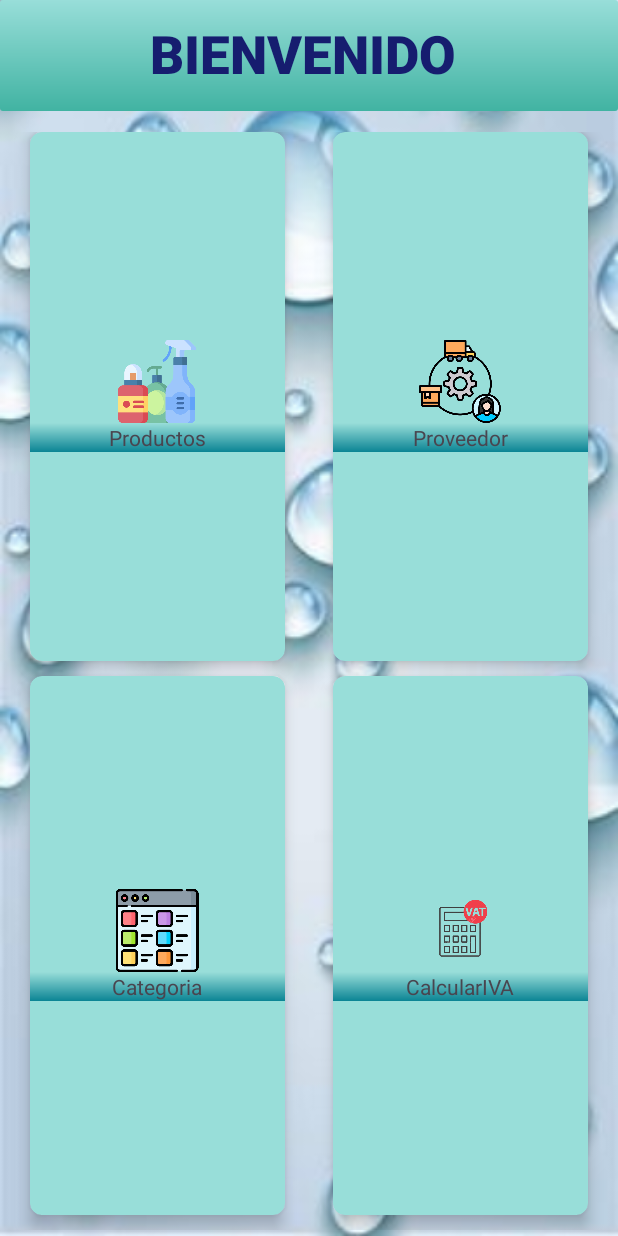
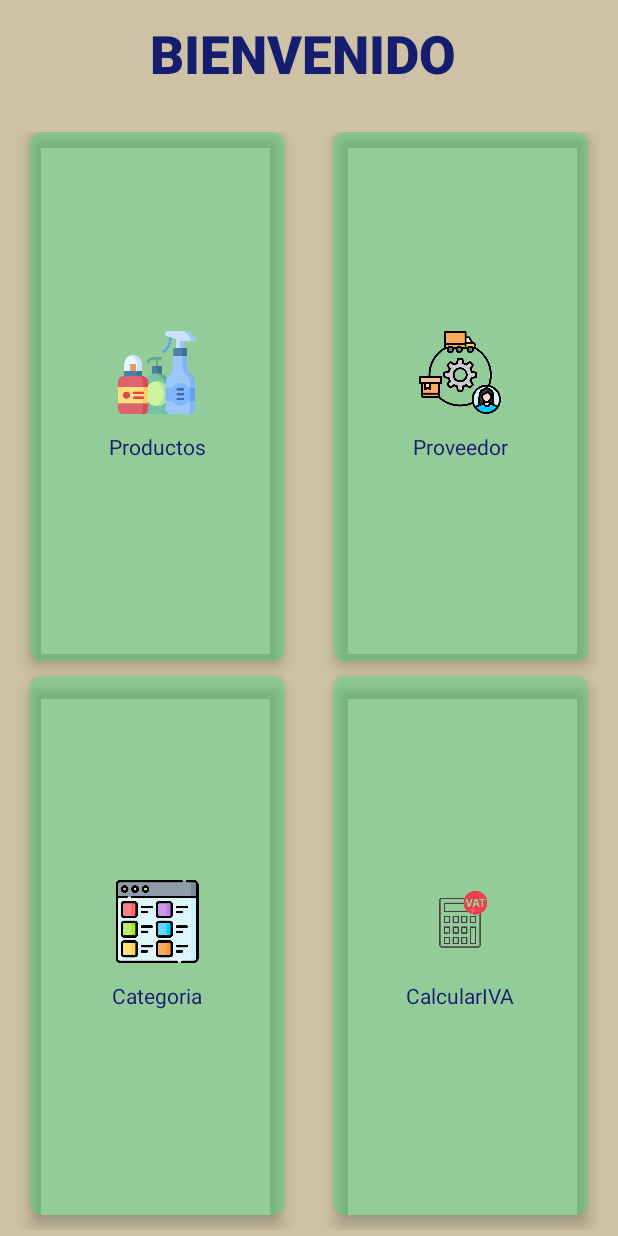
Before and after one commit to shinshini/practicaAndroidLeonor, an Android app: the Home screen opened directly, with no data from a screen before it, on a phone screen of 412 x 824 dp. Run offline under Robolectric (Android 15) with nearby library versions, the phone set to English and light mode, and no system bars.

Commit message:
se modifico el diseño

```diff
--- a/app/src/main/res/layout/activity_calcular_iva.xml
+++ b/app/src/main/res/layout/activity_calcular_iva.xml
@@ -5,7 +5,7 @@
     android:id="@+id/main"
     android:layout_width="match_parent"
     android:layout_height="match_parent"
-    android:background="@drawable/fondo2"
+    android:background="@color/color4"
     tools:context=".CalcularIVA">
 
     <LinearLayout
@@ -26,6 +26,8 @@
             android:layout_height="wrap_content"
             android:fontFamily="sans-serif-black"
             android:text="Calcular IVA de producto"
+            android:textAlignment="center"
+            android:textColor="@color/color1"
             android:textSize="25dp" />
 
         <com.google.android.material.textfield.TextInputLayout
--- a/app/src/main/res/layout/activity_categoria.xml
+++ b/app/src/main/res/layout/activity_categoria.xml
@@ -5,7 +5,7 @@
     android:id="@+id/main"
     android:layout_width="match_parent"
     android:layout_height="match_parent"
-    android:background="@drawable/fondo2"
+
     tools:context=".Categoria">
 
 
--- a/app/src/main/res/layout/activity_home.xml
+++ b/app/src/main/res/layout/activity_home.xml
@@ -4,7 +4,7 @@
     xmlns:app="http://schemas.android.com/apk/res-auto"
     xmlns:tools="http://schemas.android.com/tools"
     android:id="@+id/main"
-    android:background="@drawable/fondo"
+    android:background="@color/color7"
     android:layout_width="match_parent"
     android:layout_height="match_parent"
     tools:context=".Home">
@@ -20,8 +20,7 @@
         android:text="BIENVENIDO "
         android:textAlignment="center"
         android:textSize="35sp"
-        android:background="@drawable/caja2"
-        app:backgroundTint="@null"
+
         android:textColor="@color/color1"
         app:layout_constraintBottom_toBottomOf="parent"
         app:layout_constraintHorizontal_bias="0.5"
@@ -58,11 +57,9 @@
             android:layout_height="260dp"
             android:layout_marginLeft="16dp"
             android:layout_marginRight="16dp"
-            android:background="@drawable/card"
-            app:backgroundTint="@null"
             android:layout_marginBottom="10dp"
-            android:backgroundTint="@color/color3"
-            android:foreground="?selectableItemBackground"
+
+            app:cardBackgroundColor="#4800E676"
             app:cardCornerRadius="8dp"
             app:cardElevation="6dp"
             app:layout_columnWeight="1"
@@ -80,6 +77,7 @@
                     android:layout_width="60dp"
                     android:layout_height="55dp"
                     android:layout_gravity="center_horizontal"
+                    android:layout_marginBottom="12dp"
                     app:srcCompat="@drawable/limpieza" />
 
                 <TextView
@@ -87,10 +85,10 @@
                     android:layout_width="match_parent"
                     android:layout_height="match_parent"
                     android:layout_centerHorizontal="true"
-                    android:background="@drawable/card"
+
                     android:text="Productos"
-
-                    android:textAlignment="center" />
+                    android:textAlignment="center"
+                    android:textColor="@color/color1" />
             </LinearLayout>
         </androidx.cardview.widget.CardView>
 
@@ -101,10 +99,9 @@
             android:layout_marginLeft="16dp"
             android:layout_marginRight="16dp"
             android:layout_marginBottom="10dp"
-            android:foreground="?selectableItemBackground"
-            android:background="@drawable/card"
-            android:backgroundTint="@color/color3"
             app:backgroundTint="@null"
+
+            app:cardBackgroundColor="#4800E676"
             app:cardCornerRadius="8dp"
             app:cardElevation="6dp"
             app:layout_columnWeight="1"
@@ -121,6 +118,7 @@
                     android:layout_width="60dp"
                     android:layout_height="55dp"
                     android:layout_gravity="center_horizontal"
+                    android:layout_marginBottom="12dp"
                     app:srcCompat="@drawable/proveerdo" />
 
                 <TextView
@@ -129,8 +127,9 @@
                     android:layout_height="match_parent"
                     android:layout_centerHorizontal="true"
                     android:text="Proveedor"
-                    android:background="@drawable/card"
-                    android:textAlignment="center" />
+                    android:textAlignment="center"
+
+                    android:textColor="@color/color1" />
             </LinearLayout>
         </androidx.cardview.widget.CardView>
 
@@ -141,10 +140,10 @@
             android:layout_marginLeft="16dp"
             android:layout_marginRight="16dp"
             android:layout_marginBottom="10dp"
-            android:foreground="?selectableItemBackground"
+            app:cardBackgroundColor="#4800E676"
             app:cardCornerRadius="8dp"
             app:cardElevation="6dp"
-            android:backgroundTint="@color/color3"
+
             app:layout_columnWeight="1"
             app:layout_rowWeight="1">
 
@@ -159,6 +158,7 @@
                     android:layout_width="60dp"
                     android:layout_height="55dp"
                     android:layout_gravity="center_horizontal"
+                    android:layout_marginBottom="12dp"
                     app:srcCompat="@drawable/categorias" />
 
                 <TextView
@@ -167,8 +167,9 @@
                     android:layout_height="match_parent"
                     android:layout_centerHorizontal="true"
                     android:text="Categoria"
-                    android:background="@drawable/card"
-                    android:textAlignment="center" />
+                    android:textAlignment="center"
+
+                    android:textColor="@color/color1" />
             </LinearLayout>
         </androidx.cardview.widget.CardView>
 
@@ -179,11 +180,11 @@
             android:layout_marginLeft="16dp"
             android:layout_marginRight="16dp"
             android:layout_marginBottom="10dp"
-            android:foreground="?selectableItemBackground"
+            app:cardBackgroundColor="#4800E676"
             app:cardCornerRadius="8dp"
             app:cardElevation="6dp"
             app:layout_columnWeight="1"
-            android:backgroundTint="@color/color3"
+
             app:layout_rowWeight="1">
 
             <LinearLayout
@@ -197,6 +198,7 @@
                     android:layout_width="60dp"
                     android:layout_height="55dp"
                     android:layout_gravity="center_horizontal"
+                    android:layout_marginBottom="12dp"
                     app:srcCompat="@drawable/calulariva" />
 
                 <TextView
@@ -205,8 +207,9 @@
                     android:layout_height="match_parent"
                     android:layout_centerHorizontal="true"
                     android:text="CalcularIVA"
-                    android:background="@drawable/card"
-                    android:textAlignment="center" />
+                    android:textAlignment="center"
+
+                    android:textColor="@color/color1" />
             </LinearLayout>
         </androidx.cardview.widget.CardView>
 
--- a/app/src/main/res/layout/activity_productos.xml
+++ b/app/src/main/res/layout/activity_productos.xml
@@ -5,7 +5,7 @@
     android:id="@+id/main"
     android:layout_width="match_parent"
     android:layout_height="match_parent"
-    android:background="@drawable/fondo2"
+
     tools:context=".Productos">
     <TextView
         android:id="@+id/textView4"
--- a/app/src/main/res/layout/activity_proveedor.xml
+++ b/app/src/main/res/layout/activity_proveedor.xml
@@ -3,7 +3,7 @@
     xmlns:app="http://schemas.android.com/apk/res-auto"
     xmlns:tools="http://schemas.android.com/tools"
     android:id="@+id/main"
-    android:background="@drawable/fondo2"
+
     android:layout_width="match_parent"
     android:layout_height="match_parent"
     tools:context=".Proveedor">
```
Also changed, not shown: app/src/main/res/drawable/caja.xml (+5 -8 lines), app/src/main/res/drawable/card.xml (+16 -4 lines), app/src/main/res/layout/activity_main.xml (+7 -10 lines).
